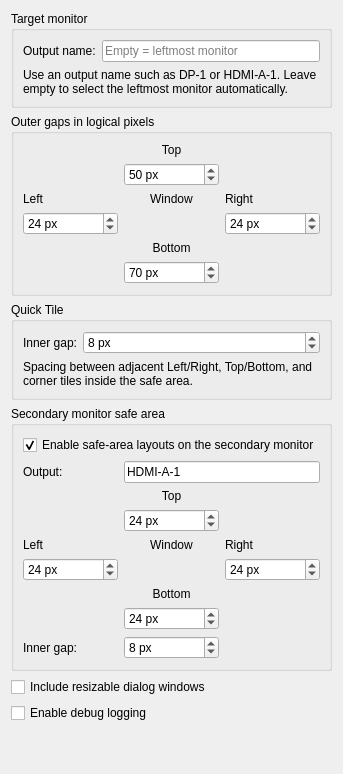
Cc-aw/cc-niri, file package/contents/ui/config.ui: the form before one commit.
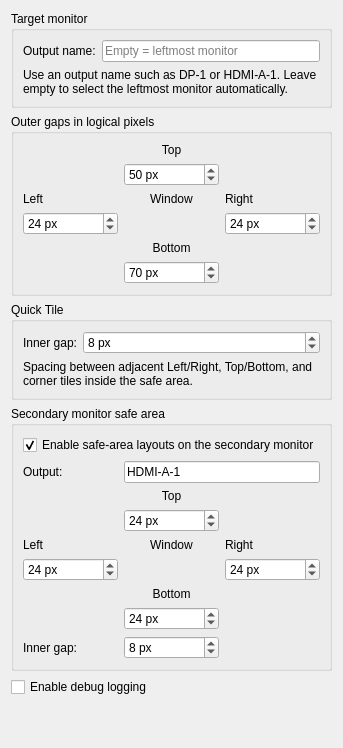
The form after the commit.

Commit message: Add reload layout recovery and semantic window policy

```diff
--- a/package/contents/ui/config.ui
+++ b/package/contents/ui/config.ui
@@ -91,7 +91,6 @@
      </layout>
     </widget>
    </item>
-   <item><widget class="QCheckBox" name="kcfg_IncludeDialogs"><property name="text"><string>Include resizable dialog windows</string></property></widget></item>
    <item><widget class="QCheckBox" name="kcfg_DebugLogging"><property name="text"><string>Enable debug logging</string></property></widget></item>
    <item><spacer name="verticalSpacer"><property name="orientation"><enum>Qt::Vertical</enum></property><property name="sizeHint" stdset="0"><size><width>20</width><height>40</height></size></property></spacer></item>
   </layout>
```
The commit also changes 20 other files.
